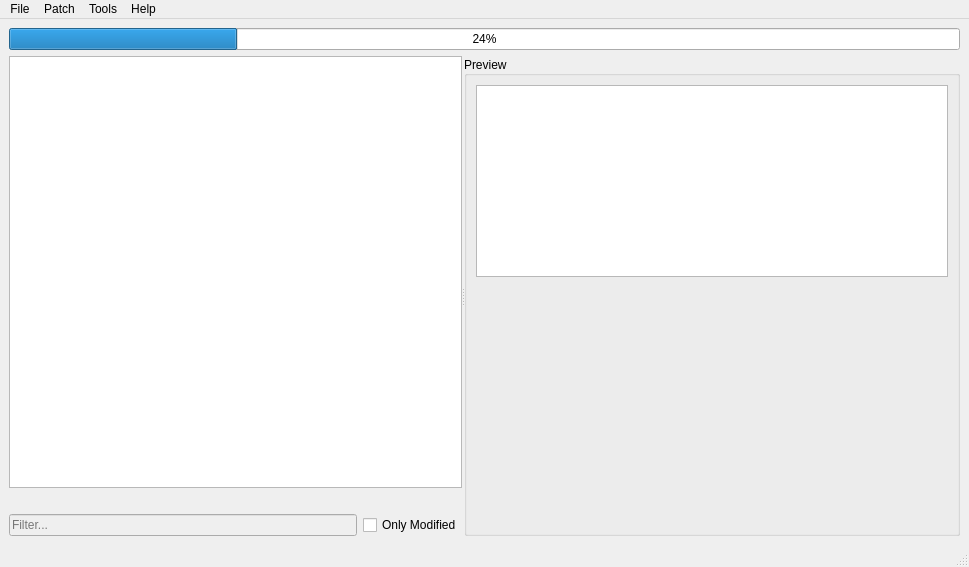
jimzrt/ChronoMod, file mainwindow.ui: the form before one commit.
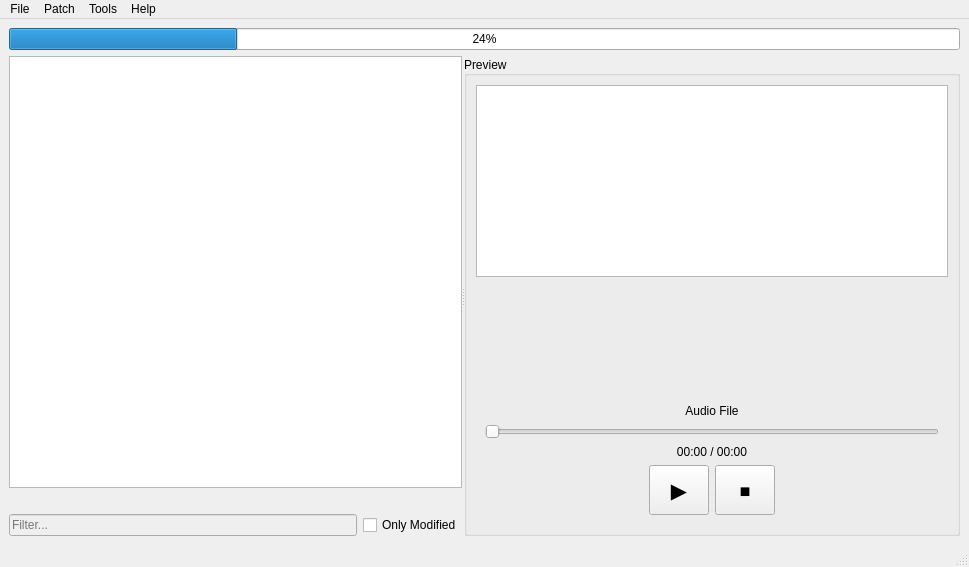
The form after the commit.

Commit message: feat: integrate VGMAudioPlayer for audio playback and enhance UI controls

Diff of the .ui file:
```diff
--- a/mainwindow.ui
+++ b/mainwindow.ui
@@ -250,6 +250,129 @@
           </property>
          </widget>
         </item>
+        <item>
+         <widget class="QWidget" name="audioPlayer" native="true">
+          <property name="sizePolicy">
+           <sizepolicy hsizetype="Expanding" vsizetype="Preferred">
+            <horstretch>0</horstretch>
+            <verstretch>0</verstretch>
+           </sizepolicy>
+          </property>
+          <layout class="QVBoxLayout" name="audioPlayerLayout">
+           <item>
+            <widget class="QLabel" name="audioInfoLabel">
+             <property name="text">
+              <string>Audio File</string>
+             </property>
+             <property name="alignment">
+              <set>Qt::AlignCenter</set>
+             </property>
+             <property name="wordWrap">
+              <bool>true</bool>
+             </property>
+            </widget>
+           </item>
+           <item>
+            <widget class="QSlider" name="audioSeeker">
+             <property name="orientation">
+              <enum>Qt::Horizontal</enum>
+             </property>
+             <property name="tickPosition">
+              <enum>QSlider::NoTicks</enum>
+             </property>
+            </widget>
+           </item>
+           <item>
+            <widget class="QLabel" name="audioTimeLabel">
+             <property name="text">
+              <string>00:00 / 00:00</string>
+             </property>
+             <property name="alignment">
+              <set>Qt::AlignCenter</set>
+             </property>
+            </widget>
+           </item>
+           <item>
+            <layout class="QHBoxLayout" name="audioControlsLayout">
+             <item>
+              <spacer name="horizontalSpacer">
+               <property name="orientation">
+                <enum>Qt::Horizontal</enum>
+               </property>
+               <property name="sizeHint" stdset="0">
+                <size>
+                 <width>40</width>
+                 <height>20</height>
+                </size>
+               </property>
+              </spacer>
+             </item>
+             <item>
+              <widget class="QPushButton" name="audioPlayPauseButton">
+               <property name="minimumSize">
+                <size>
+                 <width>60</width>
+                 <height>50</height>
+                </size>
+               </property>
+               <property name="maximumSize">
+                <size>
+                 <width>60</width>
+                 <height>50</height>
+                </size>
+               </property>
+               <property name="text">
+                <string>▶</string>
+               </property>
+               <property name="font">
+                <font>
+                 <pointsize>16</pointsize>
+                </font>
+               </property>
+              </widget>
+             </item>
+             <item>
+              <widget class="QPushButton" name="audioStopButton">
+               <property name="minimumSize">
+                <size>
+                 <width>60</width>
+                 <height>50</height>
+                </size>
+               </property>
+               <property name="maximumSize">
+                <size>
+                 <width>60</width>
+                 <height>50</height>
+                </size>
+               </property>
+               <property name="text">
+                <string>⏹</string>
+               </property>
+               <property name="font">
+                <font>
+                 <pointsize>16</pointsize>
+                </font>
+               </property>
+              </widget>
+             </item>
+             <item>
+              <spacer name="horizontalSpacer_2">
+               <property name="orientation">
+                <enum>Qt::Horizontal</enum>
+               </property>
+               <property name="sizeHint" stdset="0">
+                <size>
+                 <width>40</width>
+                 <height>20</height>
+                </size>
+               </property>
+              </spacer>
+             </item>
+            </layout>
+           </item>
+          </layout>
+         </widget>
+        </item>
        </layout>
       </widget>
      </widget>
```
The commit also changes 7 other files.
